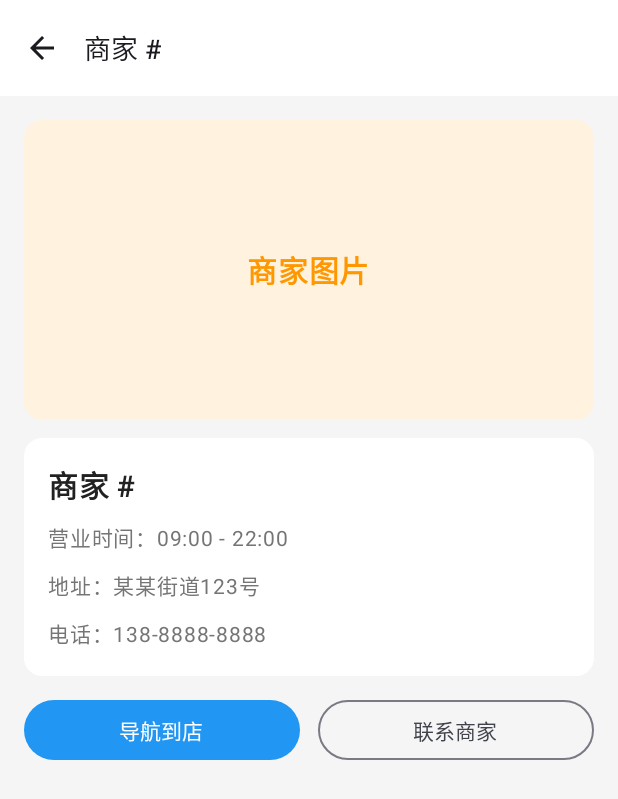
After one commit to caojiying002/MainNavigationCompose, an Android app built with Jetpack Compose: the composable MerchantDetailScreen called with empty values, on a phone screen of 412 x 824 dp. The commit adds this screen. Shown: the top 799 px of the screen. Run offline under Robolectric (Android 15) with nearby library versions, the phone set to English and light mode, and no system bars; our stand-ins replace Dagger/Hilt's generated code.

Commit message:
feat: 实现导航系统，点击跳转到详情页

```diff
--- a/app/src/main/java/com/example/app/MainActivity.kt
+++ b/app/src/main/java/com/example/app/MainActivity.kt
@@ -8,7 +8,7 @@ import androidx.compose.foundation.layout.fillMaxSize
 import androidx.compose.material3.Surface
 import androidx.compose.ui.Modifier
 import androidx.compose.ui.graphics.Color
-import com.example.app.ui.screen.main.MainScreen
+import com.example.app.navigation.AppNavigation
 import com.example.app.ui.theme.AppTheme
 import dagger.hilt.android.AndroidEntryPoint
 
@@ -23,7 +23,7 @@ class MainActivity : ComponentActivity() {
                     modifier = Modifier.fillMaxSize(),
                     color = Color.White
                 ) {
-                    MainScreen()
+                    AppNavigation()
                 }
             }
         }
--- a/app/src/main/java/com/example/app/ui/screen/alley/AlleyScreen.kt
+++ b/app/src/main/java/com/example/app/ui/screen/alley/AlleyScreen.kt
@@ -22,7 +22,8 @@ import androidx.lifecycle.compose.collectAsStateWithLifecycle
 @Composable
 fun AlleyScreen(
     isFirstTimeVisible: Boolean,
-    viewModel: AlleyViewModel
+    viewModel: AlleyViewModel,
+    onNavigateToDetail: (String) -> Unit
 ) {
     val uiState by viewModel.uiState.collectAsStateWithLifecycle()
 
--- /dev/null
+++ b/app/src/main/java/com/example/app/ui/screen/detail/MerchantDetailScreen.kt
@@ -0,0 +1,165 @@
+package com.example.app.ui.screen.detail
+
+import androidx.activity.compose.BackHandler
+import androidx.compose.foundation.background
+import androidx.compose.foundation.layout.*
+import androidx.compose.material.icons.Icons
+import androidx.compose.material.icons.filled.ArrowBack
+import androidx.compose.material3.*
+import androidx.compose.runtime.*
+import androidx.compose.ui.Alignment
+import androidx.compose.ui.Modifier
+import androidx.compose.ui.graphics.Color
+import androidx.compose.ui.text.font.FontWeight
+import androidx.compose.ui.unit.dp
+import androidx.compose.ui.unit.sp
+import androidx.hilt.navigation.compose.hiltViewModel
+import androidx.lifecycle.compose.collectAsStateWithLifecycle
+
+@OptIn(ExperimentalMaterial3Api::class)
+@Composable
+fun MerchantDetailScreen(
+    merchantId: String,
+    onBack: () -> Unit,
+    viewModel: MerchantDetailViewModel = hiltViewModel()
+) {
+    val uiState by viewModel.uiState.collectAsStateWithLifecycle()
+
+    // 处理系统返回键
+    BackHandler {
+        onBack()
+    }
+
+    // 加载数据
+    LaunchedEffect(merchantId) {
+        viewModel.loadMerchantDetail(merchantId)
+    }
+
+    Scaffold(
+        topBar = {
+            TopAppBar(
+                title = {
+                    Text(
+                        text = uiState.merchantName ?: "商家详情",
+                        fontSize = 18.sp,
+                        fontWeight = FontWeight.Medium
+                    )
+                },
+                navigationIcon = {
+                    IconButton(onClick = onBack) {
+                        Icon(
+                            imageVector = Icons.Default.ArrowBack,
+                            contentDescription = "返回"
+                        )
+                    }
+                },
+                colors = TopAppBarDefaults.topAppBarColors(
+                    containerColor = Color.White
+                )
+            )
+        }
+    ) { paddingValues ->
+        Box(
+            modifier = Modifier
+                .fillMaxSize()
+                .padding(paddingValues)
+                .background(Color(0xFFF5F5F5))
+        ) {
+            when {
+                uiState.isLoading -> {
+                    CircularProgressIndicator(
+                        modifier = Modifier.align(Alignment.Center),
+                        color = Color(0xFFFF9800)
+                    )
+                }
+                else -> {
+                    Column(
+                        modifier = Modifier
+                            .fillMaxSize()
+                            .padding(16.dp),
+                        verticalArrangement = Arrangement.spacedBy(12.dp)
+                    ) {
+                        // 商家头图
+                        Card(
+                            modifier = Modifier
+                                .fillMaxWidth()
+                                .height(200.dp),
+                            colors = CardDefaults.cardColors(
+                                containerColor = Color(0xFFFFF3E0)
+                            )
+                        ) {
+                            Box(
+                                contentAlignment = Alignment.Center,
+                                modifier = Modifier.fillMaxSize()
+                            ) {
+                                Text(
+                                    text = "商家图片",
+                                    color = Color(0xFFFF9800),
+                                    fontSize = 20.sp,
+                                    fontWeight = FontWeight.Bold
+                                )
+                            }
+                        }
+
+                        // 商家信息
+                        Card(
+                            modifier = Modifier.fillMaxWidth(),
+                            colors = CardDefaults.cardColors(
+                                containerColor = Color.White
+                            )
+                        ) {
+                            Column(
+                                modifier = Modifier.padding(16.dp),
+                                verticalArrangement = Arrangement.spacedBy(8.dp)
+                            ) {
+                                Text(
+                                    text = uiState.merchantName ?: "商家名称",
+                                    fontSize = 20.sp,
+                                    fontWeight = FontWeight.Bold,
+                                    color = Color(0xFF212121)
+                                )
+                                Text(
+                                    text = "营业时间：09:00 - 22:00",
+                                    fontSize = 14.sp,
+                                    color = Color(0xFF757575)
+                                )
+                                Text(
+                                    text = "地址：某某街道123号",
+                                    fontSize = 14.sp,
+                                    color = Color(0xFF757575)
+                                )
+                                Text(
+                                    text = "电话：138-8888-8888",
+                                    fontSize = 14.sp,
+                                    color = Color(0xFF757575)
+                                )
+                            }
+                        }
+
+                        // 操作按钮
+                        Row(
+                            modifier = Modifier.fillMaxWidth(),
+                            horizontalArrangement = Arrangement.spacedBy(12.dp)
+                        ) {
+                            Button(
+                                onClick = { /* 导航 */ },
+                                modifier = Modifier.weight(1f),
+                                colors = ButtonDefaults.buttonColors(
+                                    containerColor = Color(0xFF2196F3)
+                                )
+                            ) {
+                                Text("导航到店")
+                            }
+                            OutlinedButton(
+                                onClick = { /* 电话 */ },
+                                modifier = Modifier.weight(1f)
+                            ) {
+                                Text("联系商家")
+                            }
+                        }
+                    }
+                }
+            }
+        }
+    }
+}
--- /dev/null
+++ b/app/src/main/java/com/example/app/ui/screen/detail/MerchantDetailViewModel.kt
@@ -0,0 +1,34 @@
+package com.example.app.ui.screen.detail
+
+import androidx.lifecycle.ViewModel
+import androidx.lifecycle.viewModelScope
+import dagger.hilt.android.lifecycle.HiltViewModel
+import kotlinx.coroutines.delay
+import kotlinx.coroutines.flow.MutableStateFlow
+import kotlinx.coroutines.flow.StateFlow
+import kotlinx.coroutines.flow.asStateFlow
+import kotlinx.coroutines.launch
+import javax.inject.Inject
+
+data class MerchantDetailUiState(
+    val merchantName: String? = null,
+    val isLoading: Boolean = false
+)
+
+@HiltViewModel
+class MerchantDetailViewModel @Inject constructor() : ViewModel() {
+
+    private val _uiState = MutableStateFlow(MerchantDetailUiState())
+    val uiState: StateFlow<MerchantDetailUiState> = _uiState.asStateFlow()
+
+    fun loadMerchantDetail(merchantId: String) {
+        viewModelScope.launch {
+            _uiState.value = _uiState.value.copy(isLoading = true)
+            delay(1000) // 模拟加载
+            _uiState.value = _uiState.value.copy(
+                merchantName = "商家 #$merchantId",
+                isLoading = false
+            )
+        }
+    }
+}
--- a/app/src/main/java/com/example/app/ui/screen/home/recommend/RecommendViewModel.kt
+++ b/app/src/main/java/com/example/app/ui/screen/home/recommend/RecommendViewModel.kt
@@ -1,4 +1,3 @@
-// ===== com/example/app/ui/screen/home/recommend/RecommendViewModel.kt =====
 package com.example.app.ui.screen.home.recommend
 
 import androidx.lifecycle.ViewModel
--- a/app/src/main/java/com/example/app/ui/screen/message/MessageScreen.kt
+++ b/app/src/main/java/com/example/app/ui/screen/message/MessageScreen.kt
@@ -1,4 +1,3 @@
-// com/example/app/ui/screen/message/MessageScreen.kt
 package com.example.app.ui.screen.message
 
 import androidx.compose.foundation.background
@@ -20,7 +19,8 @@ import androidx.lifecycle.compose.collectAsStateWithLifecycle
 @Composable
 fun MessageScreen(
     isFirstTimeVisible: Boolean,
-    viewModel: MessageViewModel
+    viewModel: MessageViewModel,
+    onNavigateToChat: (String) -> Unit
 ) {
     val uiState by viewModel.uiState.collectAsStateWithLifecycle()
 
```
Also changed, not shown: app/src/main/java/com/example/app/navigation/AppNavigation.kt (added, +94 -0 lines), app/src/main/java/com/example/app/ui/screen/home/HomeScreen.kt (+10 -5 lines), app/src/main/java/com/example/app/ui/screen/home/recommend/RecommendScreen.kt (+22 -3 lines), app/src/main/java/com/example/app/ui/screen/main/MainScreen.kt (+28 -14 lines), app/src/main/java/com/example/app/ui/screen/merchant/MerchantScreen.kt (+105 -14 lines), app/src/main/java/com/example/app/ui/screen/merchant/MerchantViewModel.kt (+168 -16 lines).
